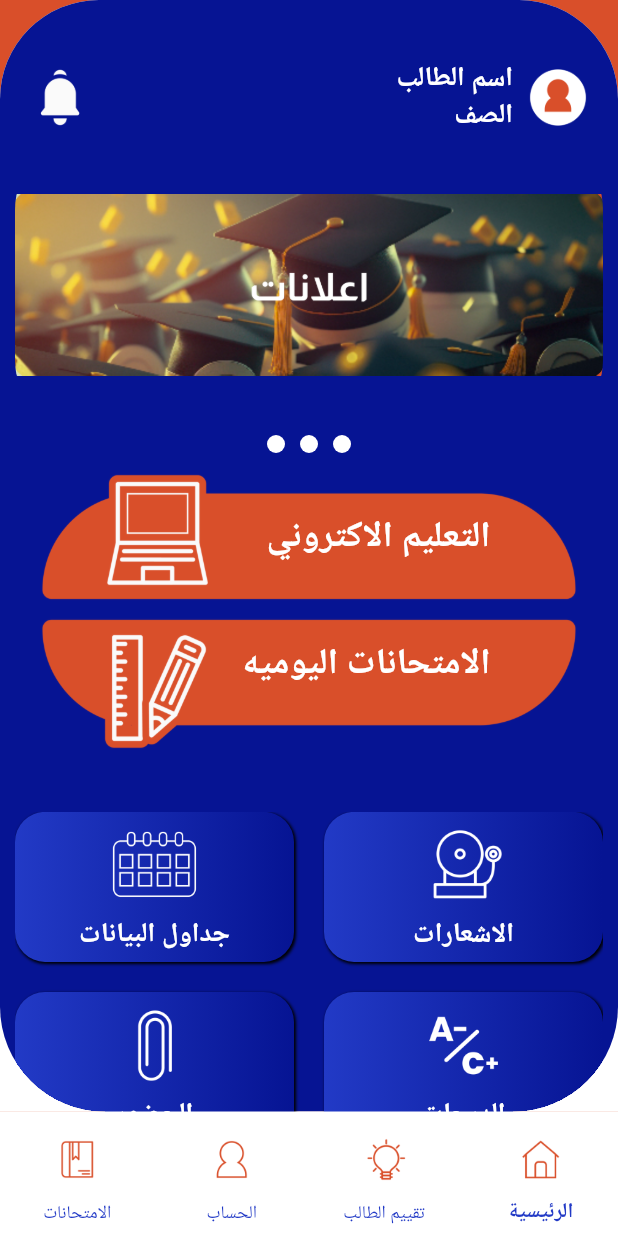
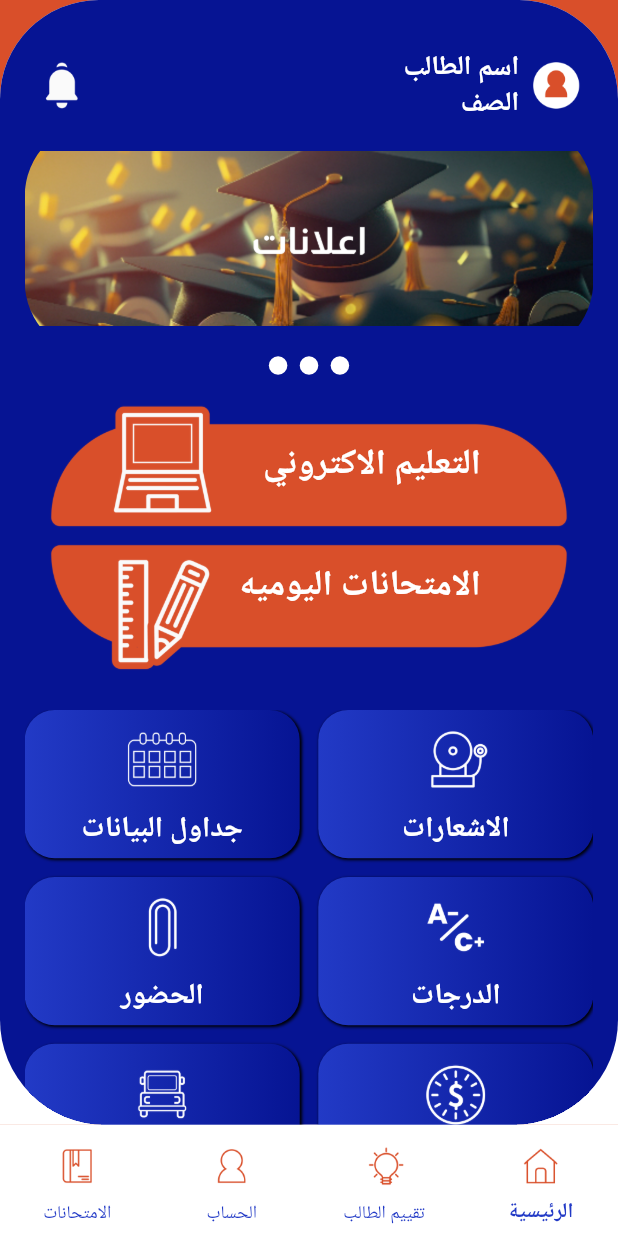
Before and after one commit to HaiderSoftWare/task, a Flutter app: the screen it shows after launch, after a tap on "أعلانات", on a phone screen of 412 x 824 dp. Run offline on Flutter 3.47's test engine with Material 2 defaults, Android fonts, the phone set to English and light mode, and no system bars; our stand-ins replace get, sizer.

Commit message:
responsive_done

```diff
--- a/lib/view/pages/bottom_navigations.dart
+++ b/lib/view/pages/bottom_navigations.dart
@@ -1,5 +1,6 @@
 import 'package:flutter/material.dart';
 import 'package:get/get.dart';
+import 'package:sizer/sizer.dart';
 import 'package:task/view/pages/home_screen.dart';
 import 'package:task/view/shared/constant/colors.dart';
 
@@ -41,32 +42,32 @@ class BottomNavi extends StatelessWidget {
               BottomNavigationBarItem(
                 icon: Image.asset(
                   'asset/1-07.png',
-                  width: 54,
-                  height: 50,
+                  width: 6.h,
+                  height: 5.h,
                 ),
                 label: 'الامتحانات',
               ),
               BottomNavigationBarItem(
                 icon: Image.asset(
                   'asset/1-10.png',
-                  width: 54,
-                  height: 50,
+                  width: 6.h,
+                  height: 5.h,
                 ),
                 label: 'الحساب',
               ),
               BottomNavigationBarItem(
                 icon: Image.asset(
                   'asset/1-09.png',
-                  width: 54,
-                  height: 50,
+                  width: 6.h,
+                  height: 5.h,
                 ),
                 label: 'تقييم الطالب ',
               ),
               BottomNavigationBarItem(
                 icon: Image.asset(
                   'asset/1-08.png',
-                  width: 54,
-                  height: 50,
+                  width: 6.h,
+                  height: 5.h,
                 ),
                 label: 'الرئيسية',
               ),
--- a/lib/view/pages/home_screen.dart
+++ b/lib/view/pages/home_screen.dart
@@ -1,4 +1,5 @@
 import 'package:flutter/material.dart';
+import 'package:sizer/sizer.dart';
 
 import '../../model/sections.dart';
 import '../shared/constant/colors.dart';
@@ -36,7 +37,7 @@ class HomeScreen extends StatelessWidget {
                 ),
               ),
               child: Padding(
-                padding: const EdgeInsets.only(top: 40, right: 10, left: 10),
+                padding: EdgeInsets.only(top: 4.h, right: 4.w, left: 4.w),
                 child: Column(
                   crossAxisAlignment: CrossAxisAlignment.start,
                   children: [
@@ -44,18 +45,18 @@ class HomeScreen extends StatelessWidget {
                       children: [
                         Image.asset(
                           'asset/1-13.png',
-                          width: 60,
+                          width: 12.w,
                         ),
                         const Expanded(child: SizedBox()),
                         Column(
                           crossAxisAlignment: CrossAxisAlignment.end,
-                          children: const [
+                          children: [
                             Text(
                               'اسم الطالب',
                               style: TextStyle(
                                 color: Colors.white,
                                 fontWeight: FontWeight.bold,
-                                fontSize: 18,
+                                fontSize: 13.sp,
                               ),
                             ),
                             Text(
@@ -63,20 +64,20 @@ class HomeScreen extends StatelessWidget {
                               style: TextStyle(
                                 color: Colors.white,
                                 fontWeight: FontWeight.bold,
-                                fontSize: 18,
+                                fontSize: 13.sp,
                               ),
                             )
                           ],
                         ),
                         Image.asset(
                           'asset/1-14.png',
-                          width: 60,
+                          width: 12.w,
                         ),
                       ],
                     ),
                     Container(
                       width: double.infinity,
-                      height: 200,
+                      height: 19.h,
                       decoration: BoxDecoration(
                         borderRadius: BorderRadius.circular(50),
                         image: const DecorationImage(
@@ -86,31 +87,31 @@ class HomeScreen extends StatelessWidget {
                     ),
                     Row(
                       mainAxisAlignment: MainAxisAlignment.center,
-                      children: const [
+                      children: [
                         CircleAvatar(
-                          radius: 6,
+                          radius: 1.5.w,
                           backgroundColor: Colors.white,
                         ),
-                        SizedBox(width: 10),
+                        SizedBox(width: 2.w),
                         CircleAvatar(
-                          radius: 6,
+                          radius: 1.5.w,
                           backgroundColor: Colors.white,
                         ),
-                        SizedBox(width: 10),
+                        SizedBox(width: 2.w),
                         CircleAvatar(
-                          radius: 6,
+                          radius: 1.5.w,
                           backgroundColor: Colors.white,
                         ),
                       ],
                     ),
-                    const SizedBox(height: 10),
+                    SizedBox(height: 2.h),
                     Stack(
                       clipBehavior: Clip.hardEdge,
                       children: [
                         Image.asset(
                           'asset/1-12.png',
                         ),
-                        const Positioned(
+                        Positioned(
                           right: 75,
                           bottom: 30,
                           child: Text(
@@ -118,20 +119,20 @@ class HomeScreen extends StatelessWidget {
                             style: TextStyle(
                               color: Colors.white,
                               fontWeight: FontWeight.bold,
-                              fontSize: 24,
+                              fontSize: 17.sp,
                             ),
                           ),
                         ),
                       ],
                     ),
-                    const SizedBox(height: 5),
+                    SizedBox(height: 0.5.h),
                     Stack(
                       clipBehavior: Clip.none,
                       children: [
                         Image.asset(
                           'asset/1-11.png',
                         ),
-                        const Positioned(
+                        Positioned(
                           right: 75,
                           bottom: 42,
                           child: Text(
@@ -139,25 +140,24 @@ class HomeScreen extends StatelessWidget {
                             style: TextStyle(
                               color: Colors.white,
                               fontWeight: FontWeight.bold,
-                              fontSize: 24,
+                              fontSize: 17.sp,
                             ),
                           ),
                         ),
                       ],
                     ),
-                    const SizedBox(height: 40),
+                    SizedBox(height: 3.h),
                     Expanded(
                       child: GridView.builder(
                         shrinkWrap: true,
                         clipBehavior: Clip.hardEdge,
                         itemCount: sectionsDate.length,
-                        gridDelegate:
-                            const SliverGridDelegateWithFixedCrossAxisCount(
-                                mainAxisExtent: 100,
-                                crossAxisSpacing: 20,
-                                childAspectRatio: 0.4,
-                                crossAxisCount: 2,
-                                mainAxisSpacing: 20),
+                        gridDelegate: SliverGridDelegateWithFixedCrossAxisCount(
+                            mainAxisExtent: 12.h,
+                            crossAxisSpacing: 3.w,
+                            childAspectRatio: 0.4,
+                            crossAxisCount: 2,
+                            mainAxisSpacing: 1.5.h),
                         itemBuilder: (context, index) {
                           return Container(
                             decoration: BoxDecoration(
@@ -182,15 +182,15 @@ class HomeScreen extends StatelessWidget {
                               children: [
                                 Image.asset(
                                   sectionsDate[index].image.toString(),
-                                  width: 100,
-                                  height: 70,
+                                  width: 20.w,
+                                  height: 8.h,
                                 ),
                                 Text(
                                   sectionsDate[index].title.toString(),
-                                  style: const TextStyle(
+                                  style: TextStyle(
                                     color: Colors.white,
                                     fontWeight: FontWeight.bold,
-                                    fontSize: 18,
+                                    fontSize: 14.sp,
                                   ),
                                 ),
                               ],
--- a/lib/view/pages/login_screen.dart
+++ b/lib/view/pages/login_screen.dart
@@ -1,5 +1,6 @@
 import 'package:flutter/material.dart';
 import 'package:get/get.dart';
+import 'package:sizer/sizer.dart';
 import 'package:task/view/pages/bottom_navigations.dart';
 import 'package:task/view/shared/constant/colors.dart';
 
@@ -36,33 +37,33 @@ class LoginScreen extends StatelessWidget {
                   borderRadius: BorderRadius.circular(66),
                 ),
                 child: Padding(
-                  padding: const EdgeInsets.all(20.0),
+                  padding: EdgeInsets.only(top: 4.h, right: 4.w, left: 4.w),
                   child: Column(
                     crossAxisAlignment: CrossAxisAlignment.start,
                     children: [
                       Center(
                         child: Image.asset(
                           'asset/31443.png',
-                          height: 240,
-                          width: 240,
+                          height: 22.h,
+                          width: 50.w,
                           color: Colors.white,
                         ),
                       ),
-                      const SizedBox(
-                        height: 10,
+                      SizedBox(
+                        height: 2.h,
                       ),
-                      const Center(
+                      Center(
                         child: Text(
                           'معهد اوكسفورد الحديث التعليمي ',
                           style: TextStyle(
                             color: Colors.white,
-                            fontSize: 26,
+                            fontSize: 20.sp,
                             fontWeight: FontWeight.bold,
                           ),
                         ),
                       ),
-                      const SizedBox(
-                        height: 30,
+                      SizedBox(
+                        height: 3.h,
                       ),
                       Row(
                         children: [
@@ -70,7 +71,7 @@ class LoginScreen extends StatelessWidget {
                             icon: 'asset/1-05.png',
                             title: 'أتصل بنا ',
                           ),
-                          const SizedBox(width: 20),
+                          SizedBox(width: 4.w),
                           InkWell(
                             onTap: () {
                               Get.to(BottomNavi());
@@ -82,15 +83,15 @@ class LoginScreen extends StatelessWidget {
                           ),
                         ],
                       ),
-                      const SizedBox(
-                        height: 40,
+                      SizedBox(
+                        height: 4.h,
                       ),
                       TitleTextFeild(
                         title: 'بريد الاكتروني',
                         icon: 'asset/1-10.png',
                       ),
-                      const SizedBox(
-                        height: 20,
+                      SizedBox(
+                        height: 2.h,
                       ),
                       CustomField(
                         controller: null,
@@ -98,15 +99,15 @@ class LoginScreen extends StatelessWidget {
                         // hinttext: 'Phone',
                         validatorf: (text) => vinputphne(text),
                       ),
-                      const SizedBox(
-                        height: 20,
+                      SizedBox(
+                        height: 2.h,
                       ),
                       TitleTextFeild(
                         title: 'كلمه المرور',
                         icon: 'asset/1-10.png',
                       ),
-                      const SizedBox(
-                        height: 20,
+                      SizedBox(
+                        height: 2.h,
                       ),
                       CustomField(
                         controller: null,
@@ -114,15 +115,15 @@ class LoginScreen extends StatelessWidget {
                         // hinttext: 'Password',
                         validatorf: (text) => vinputpassword(text),
                       ),
-                      const SizedBox(
-                        height: 16,
+                      SizedBox(
+                        height: 2.h,
                       ),
                       Text(
                         'نسيت كلمه المرور',
                         style: TextStyle(
                           color: PrimaryKD,
                           fontWeight: FontWeight.bold,
-                          fontSize: 20,
+                          fontSize: 14.sp,
                         ),
                       ),
                     ],
@@ -149,8 +150,8 @@ class CustomCard extends StatelessWidget {
   @override
   Widget build(BuildContext context) {
     return Container(
-      width: 185,
-      height: 58,
+      width: 44.w,
+      height: 7.h,
       decoration: BoxDecoration(
         color: PrimaryKD,
         borderRadius: BorderRadius.circular(
@@ -165,9 +166,9 @@ class CustomCard extends StatelessWidget {
           ),
           Text(
             title,
-            style: const TextStyle(
+            style: TextStyle(
               color: Colors.white,
-              fontSize: 22,
+              fontSize: 16.sp,
               fontWeight: FontWeight.bold,
             ),
           )
@@ -193,15 +194,15 @@ class TitleTextFeild extends StatelessWidget {
       children: [
         Text(
           title,
-          style: const TextStyle(
+          style: TextStyle(
             color: Colors.white,
-            fontSize: 22,
+            fontSize: 17.sp,
             fontWeight: FontWeight.bold,
           ),
         ),
         Image.asset(
           icon,
-          width: 50,
+          width: 14.w,
         ),
       ],
     );
```
